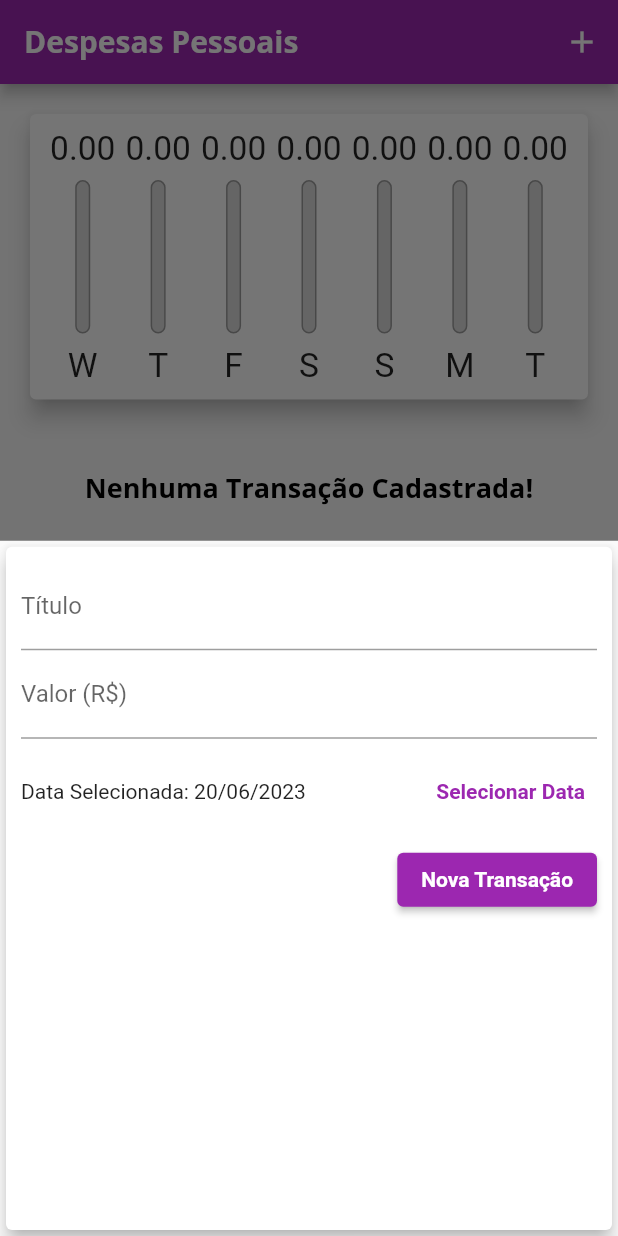
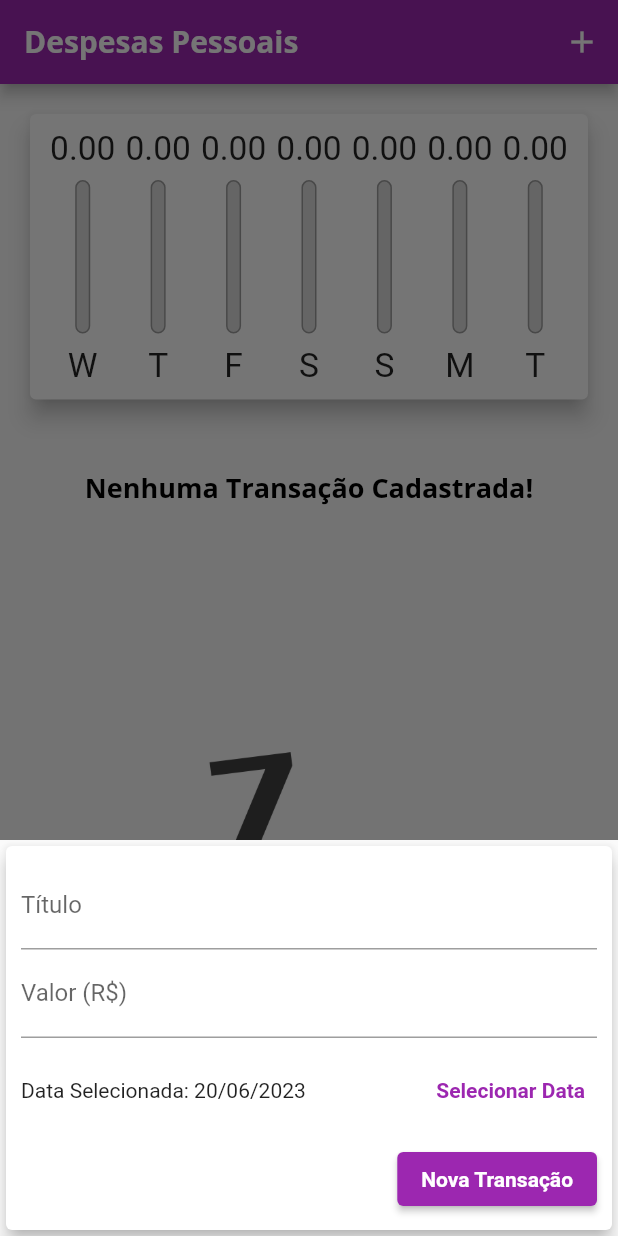
Before and after one commit to EduardaGCunha/personal_expenses, a Flutter app: the screen it shows after launch, after a tap on the "add" icon, on a phone screen of 412 x 824 dp. Run offline on Flutter 3.47's test engine with Material 2 defaults, Android fonts, the phone set to English and light mode, and no system bars.

Commit message:
revisão pronta

```diff
--- a/lib/components/transaction_form.dart
+++ b/lib/components/transaction_form.dart
@@ -45,10 +45,16 @@ class _TransactionFormState extends State<TransactionForm> {
 
   @override
   Widget build(BuildContext context) {
-    return Card(
+    return SingleChildScrollView(
+      child: Card(
         elevation: 5,
         child: Padding(
-        padding: const EdgeInsets.all(10),
+          padding: EdgeInsets.only(
+            top: 10,
+            left: 10,
+            right: 10,
+            bottom: 10 + MediaQuery.of(context).viewInsets.bottom,
+          ),
           child: Column(
             children: [
               TextField(
@@ -107,6 +113,7 @@ class _TransactionFormState extends State<TransactionForm> {
             ],
           ),
         ),
+      ),
     );
   }
 }
--- a/lib/main.dart
+++ b/lib/main.dart
@@ -96,6 +96,8 @@ class _MyHomePageState extends State<MyHomePage> {
 
   @override
   Widget build(BuildContext context) {
+    bool isLandscape = MediaQuery.of(context).orientation == Orientation.landscape;
+
     final appBar = AppBar(
         title: const Text('Despesas Pessoais'),
         actions: [
@@ -103,13 +105,23 @@ class _MyHomePageState extends State<MyHomePage> {
             icon: const Icon(Icons.add),
             onPressed: () => _openTransactionFormModal(context),
           ),
+          Visibility(
+            visible: isLandscape,
+            child: IconButton(
+              icon: Icon(_showCart? Icons.list : Icons.pie_chart),
+              onPressed: () {
+                setState(() {
+                  _showCart = !_showCart;
+                });
+              }
+            ),
+          ),
         ],
       );
 
     final availableHeight = MediaQuery.of(context).size.height -
       appBar.preferredSize.height - MediaQuery.of(context).padding.top;
 
-    bool isLandscape = MediaQuery.of(context).orientation == Orientation.landscape;
 
     return Scaffold(
       appBar: appBar,
@@ -117,23 +129,6 @@ class _MyHomePageState extends State<MyHomePage> {
         child: Column(
           crossAxisAlignment: CrossAxisAlignment.stretch,
           children: [
-            Visibility(
-              visible: isLandscape,
-              child: Row(
-                mainAxisAlignment: MainAxisAlignment.center,
-                children: [
-                  const Text('Exibir Gráfico'),
-                  Switch(
-                    value: _showCart,
-                    onChanged: (value) {
-                      setState(() {
-                        _showCart = value;
-                      });
-                    },
-                  ),
-                ],
-              ),
-            ),
             Visibility(
               visible: !isLandscape || _showCart,
               child: SizedBox(
@@ -144,7 +139,7 @@ class _MyHomePageState extends State<MyHomePage> {
             Visibility(
               visible: !isLandscape || !_showCart,
               child: SizedBox(
-                height: availableHeight*0.7,
+                height: availableHeight*(isLandscape? 1 : 0.7),
                 child: TransactionList(_transactions, _removeTransaction),
               ),
             ),
```
Also changed, not shown: lib/components/transaction_list.dart (+7 -1 lines). Lines whose indentation alone changed are shown as unchanged.
